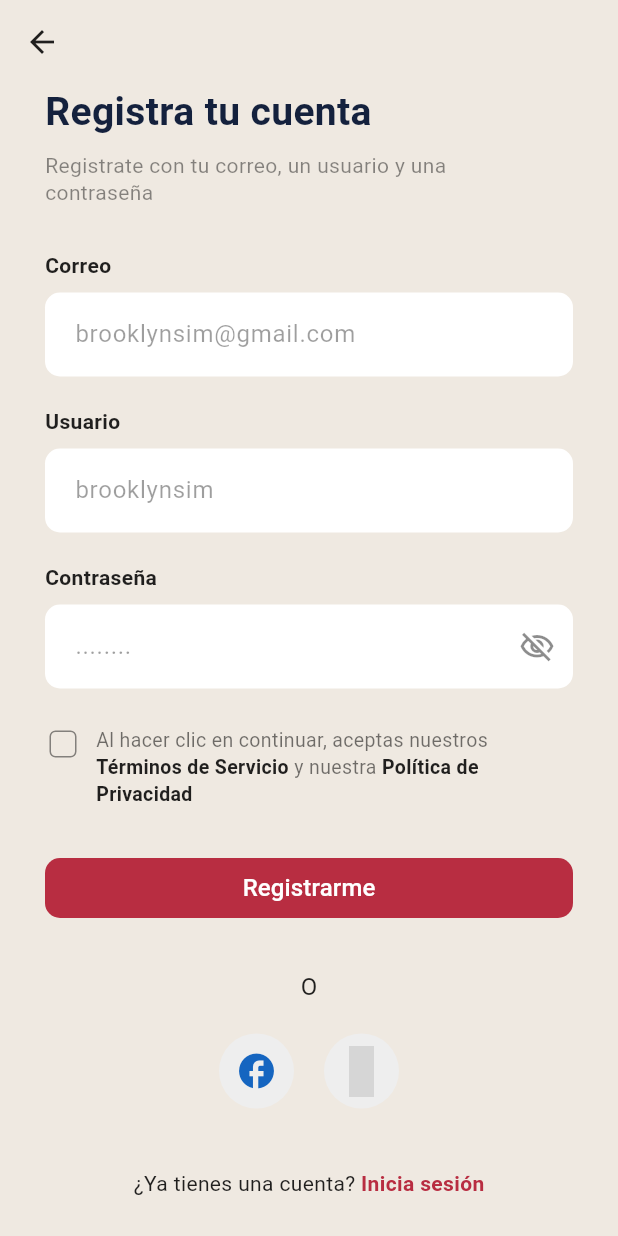
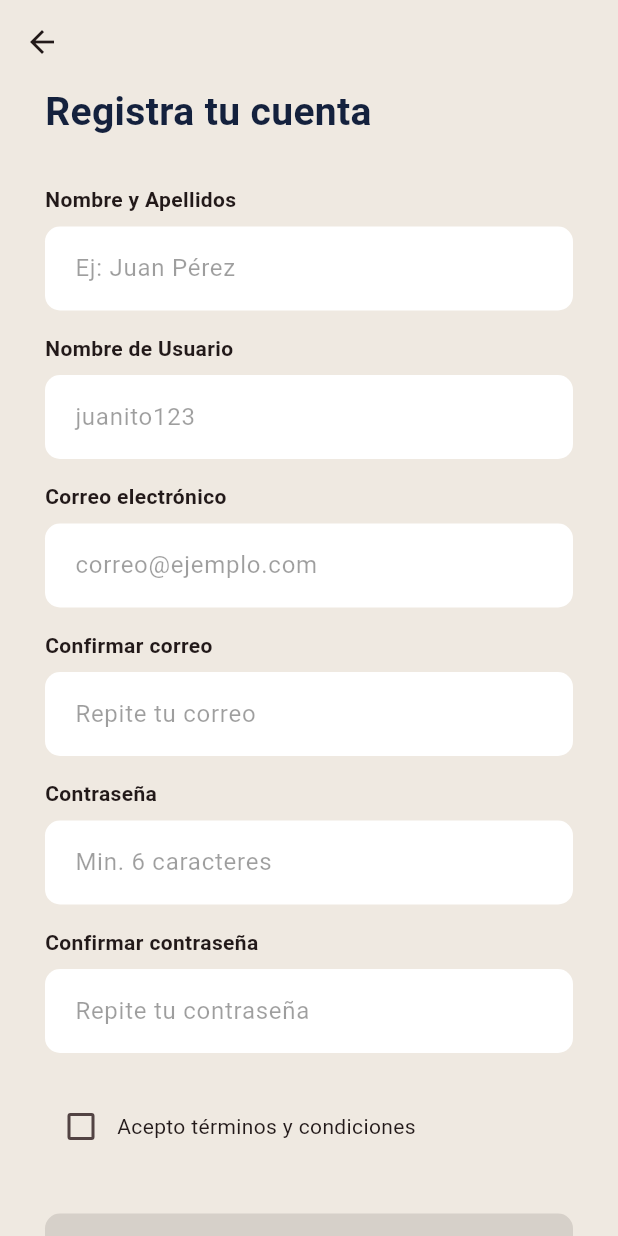
Before and after one commit to carlota06mcg/ProyectoIntermodular, a Flutter app: the SignUpScreen screen opened directly, on a phone screen of 412 x 824 dp. Run offline on Flutter 3.47's test engine with Material 3 defaults, Android fonts, the phone set to English and light mode, and no system bars; our stand-ins replace supabase_flutter; accounts and stored records are empty; grey boxes are pictures that could not be loaded.

Commit message:
Log_in/Sign_up funcionales
-Registro de usuarios con la base de datos,
-Manejo de error por nombre_Usuario duplicado o correo también

```diff
--- a/roomiefind/lib/screens/Shared/sign_up.dart
+++ b/roomiefind/lib/screens/Shared/sign_up.dart
@@ -1,5 +1,7 @@
 import 'package:flutter/material.dart';
-//import 'package:roomiefind/widgets/widgets.dart';
+import 'package:provider/provider.dart';
+import 'package:roomiefind/viewmodels/auth_viewmodel.dart';
+import 'role_selection.dart';
 
 class SignUpScreen extends StatefulWidget {
   const SignUpScreen({super.key});
@@ -10,253 +12,159 @@ class SignUpScreen extends StatefulWidget {
 
 class _SignUpScreenState extends State<SignUpScreen> {
   bool _acceptedTerms = false;
+  final _formKey = GlobalKey<FormState>(); // Para validar todo el formulario a la vez
+
+  // 1. Controladores para todos los campos
+  final TextEditingController _nameController = TextEditingController();
+  final TextEditingController _userController = TextEditingController();
+  final TextEditingController _emailController = TextEditingController();
+  final TextEditingController _confirmEmailController = TextEditingController();
+  final TextEditingController _passController = TextEditingController();
+  final TextEditingController _confirmPassController = TextEditingController();
+
+  @override
+  void dispose() {
+    _nameController.dispose();
+    _userController.dispose();
+    _emailController.dispose();
+    _confirmEmailController.dispose();
+    _passController.dispose();
+    _confirmPassController.dispose();
+    super.dispose();
+  }
 
   @override
   Widget build(BuildContext context) {
-    // Accedemos a los colores de tu tema mediante el context como en LoginScreen
     final colors = Theme.of(context).colorScheme;
+    final authViewModel = Provider.of<AuthViewModel>(context);
 
     return Scaffold(
-      backgroundColor: colors.secondary, // Beige
-      appBar: AppBar(
-        backgroundColor: Colors.transparent,
-        elevation: 0,
-        leading: IconButton(
-          icon: const Icon(Icons.arrow_back, color: Colors.black87),
-          onPressed: () => Navigator.pop(context),
-        ),
-      ),
+      backgroundColor: colors.secondary,
+      appBar: AppBar(backgroundColor: Colors.transparent, elevation: 0),
       body: SingleChildScrollView(
         padding: const EdgeInsets.symmetric(horizontal: 30.0),
+        child: Form( // Envolvemos todo en un Form
+          key: _formKey,
           child: Column(
             crossAxisAlignment: CrossAxisAlignment.start,
             children: [
-            // Título
-            Text(
-              'Registra tu cuenta',
-              style: TextStyle(
-                color: colors.primary,
-                fontSize: 26,
-                fontWeight: FontWeight.bold,
-              ),
-            ),
-            const SizedBox(height: 8),
-
-            // Subtítulo
-            const Text(
-              'Registrate con tu correo, un usuario y una\ncontraseña',
-              style: TextStyle(
-                color: Colors.black45, // Color grisáceo
-                fontSize: 14,
-                height: 1.3,
-              ),
-            ),
+              Text('Registra tu cuenta', style: TextStyle(color: colors.primary, fontSize: 26, fontWeight: FontWeight.bold)),
               const SizedBox(height: 30),
 
-            // Label Correo
-            const Text(
-              'Correo',
-              style: TextStyle(
-                fontWeight: FontWeight.bold,
-                color: Colors.black87,
-                fontSize: 14,
+              // Nombre y Apellidos
+              _buildLabel('Nombre y Apellidos'),
+              TextFormField(
+                controller: _nameController,
+                decoration: const InputDecoration(hintText: 'Ej: Juan Pérez'),
+                validator: (value) => value!.isEmpty ? 'Introduce tu nombre' : null,
               ),
+              const SizedBox(height: 15),
+
+              // Nombre de Usuario
+              _buildLabel('Nombre de Usuario'),
+              TextFormField(
+                controller: _userController,
+                decoration: const InputDecoration(hintText: 'juanito123'),
+                validator: (value) => value!.isEmpty ? 'Introduce un usuario' : null,
               ),
-            const SizedBox(height: 8),
-            const TextField(
-              decoration: InputDecoration(hintText: 'brooklynsim@gmail.com'),
+              const SizedBox(height: 15),
+
+              // Correo
+              _buildLabel('Correo electrónico'),
+              TextFormField(
+                controller: _emailController,
+                keyboardType: TextInputType.emailAddress,
+                decoration: const InputDecoration(hintText: 'correo@ejemplo.com'),
+                validator: (value) => !value!.contains('@') ? 'Email inválido' : null,
               ),
-            const SizedBox(height: 20),
+              const SizedBox(height: 15),
 
-            // Label Usuario
-            const Text(
-              'Usuario',
-              style: TextStyle(
-                fontWeight: FontWeight.bold,
-                color: Colors.black87,
-                fontSize: 14,
+              // Confirmar Correo
+              _buildLabel('Confirmar correo'),
+              TextFormField(
+                controller: _confirmEmailController,
+                decoration: const InputDecoration(hintText: 'Repite tu correo'),
+                validator: (value) => value != _emailController.text ? 'Los correos no coinciden' : null,
               ),
+              const SizedBox(height: 15),
+
+              // Contraseña
+              _buildLabel('Contraseña'),
+              TextFormField(
+                controller: _passController,
+                obscureText: true,
+                decoration: const InputDecoration(hintText: 'Min. 6 caracteres'),
+                validator: (value) => value!.length < 6 ? 'Mínimo 6 caracteres' : null,
               ),
-            const SizedBox(height: 8),
-            const TextField(
-              decoration: InputDecoration(hintText: 'brooklynsim'),
-            ),
-            const SizedBox(height: 20),
+              const SizedBox(height: 15),
 
-            // Label Contraseña
-            const Text(
-              'Contraseña',
-              style: TextStyle(
-                fontWeight: FontWeight.bold,
-                color: Colors.black87,
-                fontSize: 14,
-              ),
-            ),
-            const SizedBox(height: 8),
-            const TextField(
+              // Confirmar Contraseña
+              _buildLabel('Confirmar contraseña'),
+              TextFormField(
+                controller: _confirmPassController,
                 obscureText: true,
-              decoration: InputDecoration(
-                hintText: '........',
-                suffixIcon: Icon(
-                  Icons.visibility_off_outlined,
-                  color: Colors.black45,
-                ),
-              ),
+                decoration: const InputDecoration(hintText: 'Repite tu contraseña'),
+                validator: (value) => value != _passController.text ? 'Las contraseñas no coinciden' : null,
               ),
               const SizedBox(height: 25),
 
-            // Checkbox Términos y Condiciones
+              // Checkbox Términos
               Row(
-              crossAxisAlignment: CrossAxisAlignment.start,
                 children: [
-                SizedBox(
-                  height: 24,
-                  width: 24,
-                  child: Checkbox(
+                  Checkbox(
                     value: _acceptedTerms,
-                    activeColor: const Color(
-                      0xFFB82D41,
-                    ), // Color de relleno similar al botón rojo
-                    shape: RoundedRectangleBorder(
-                      borderRadius: BorderRadius.circular(4),
+                    onChanged: (v) => setState(() => _acceptedTerms = v!),
                   ),
-                    side: const BorderSide(color: Colors.black45),
-                    onChanged: (value) {
-                      setState(() {
-                        _acceptedTerms = value ?? false;
-                      });
-                    },
-                  ),
-                ),
-                const SizedBox(width: 10),
-                const Expanded(
-                  child: Text.rich(
-                    TextSpan(
-                      style: TextStyle(
-                        color: Colors.black54,
-                        fontSize: 13,
-                        height: 1.4,
-                      ),
-                      children: [
-                        TextSpan(
-                          text: 'Al hacer clic en continuar, aceptas nuestros ',
-                        ),
-                        TextSpan(
-                          text: 'Términos de Servicio',
-                          style: TextStyle(
-                            fontWeight: FontWeight.bold,
-                            color: Colors.black87,
-                          ),
-                        ),
-                        TextSpan(text: ' y nuestra '),
-                        TextSpan(
-                          text: 'Política de Privacidad',
-                          style: TextStyle(
-                            fontWeight: FontWeight.bold,
-                            color: Colors.black87,
-                          ),
-                        ),
-                      ],
-                    ),
-                  ),
-                ),
+                  const Expanded(child: Text("Acepto términos y condiciones")),
                 ],
               ),
               const SizedBox(height: 30),
 
-            // Botón Registrarme (Toma automáticamente el estilo de elevatedButtonTheme)
+              // Botón Registrarme
               SizedBox(
                 width: double.infinity,
                 child: ElevatedButton(
-                onPressed: () {},
-                child: const Text(
-                  'Registrarme',
-                  style: TextStyle(fontSize: 16),
+                  onPressed: (authViewModel.isLoading || !_acceptedTerms)
+                      ? null
+                      : () async {
+                          // 2. Ejecutar validaciones locales antes de ir a Supabase
+                          if (_formKey.currentState!.validate()) {
+                            final success = await authViewModel.register(
+                              email: _emailController.text.trim(),
+                              password: _passController.text.trim(),
+                              fullName: _nameController.text.trim(),
+                              username: _userController.text.trim(),
+                            );
+
+                            if (success && mounted) {
+                              Navigator.pushReplacement(context, MaterialPageRoute(builder: (_) => const RoleSelectionScreen()));
+                            } else if (!success) {
+                              ScaffoldMessenger.of(context).showSnackBar(
+                                SnackBar(
+                                  content: Text(authViewModel.errorMessage ?? 'Error'),
+                                  backgroundColor: Colors.red,
                                 ),
-              ),
-            ),
-
-            const SizedBox(height: 30),
-
-            // Divider "O"
-            const Center(
-              child: Text(
-                'O',
-                style: TextStyle(fontSize: 16, color: Colors.black87),
-              ),
-            ),
-            const SizedBox(height: 20),
-
-            // Botones sociales redondos
-            Row(
-              mainAxisAlignment: MainAxisAlignment.center,
-              children: [
-                _buildSocialRoundIcon(
-                  child: Icon(
-                    Icons.facebook,
-                    color: Colors.blue[800],
-                    size: 28,
-                  ),
-                ),
-                const SizedBox(width: 20),
-                _buildSocialRoundIcon(
-                  // Intenta cargar la imagen en assets sino renderiza una 'G' clásica
-                  child: Image.asset(
-                    'lib/photos/google_icon.png',
-                    height: 22,
-                    errorBuilder: (context, error, stackTrace) => Text(
-                      'G',
-                      style: TextStyle(
-                        color: Colors.red[600],
-                        fontSize: 24,
-                        fontWeight: FontWeight.bold,
-                      ),
-                    ),
-                  ),
-                ),
-              ],
-            ),
-            const SizedBox(height: 40),
-
-            // Footer / Redirección Inicia Sesión
-            Center(
-              child: GestureDetector(
-                onTap: () {
-                  Navigator.pop(context); // Vuelve a la pantalla de Login
+                              );
+                            }
+                          }
                         },
-                child: const Text.rich(
-                  TextSpan(
-                    style: TextStyle(color: Colors.black87, fontSize: 14),
-                    children: [
-                      TextSpan(text: '¿Ya tienes una cuenta? '),
-                      TextSpan(
-                        text: 'Inicia sesión',
-                        style: TextStyle(
-                          color: Color(0xFFB82D41), // Resaltado en rojo
-                          fontWeight: FontWeight.w600,
-                        ),
-                      ),
-                    ],
-                  ),
-                ),
+                  child: authViewModel.isLoading
+                      ? const CircularProgressIndicator(color: Colors.white)
+                      : const Text('Registrarme'),
                 ),
               ),
               const SizedBox(height: 40),
             ],
           ),
         ),
+      ),
     );
   }
 
-  Widget _buildSocialRoundIcon({required Widget child}) {
-    return Container(
-      width: 50,
-      height: 50,
-      decoration: BoxDecoration(
-        color: Colors.grey[200], // Fondo claro como el diseño
-        shape: BoxShape.circle,
-      ),
-      child: Center(child: child),
+  Widget _buildLabel(String text) {
+    return Padding(
+      padding: const EdgeInsets.only(bottom: 8.0),
+      child: Text(text, style: const TextStyle(fontWeight: FontWeight.bold, fontSize: 14)),
     );
   }
 }
--- a/roomiefind/pubspec.yaml
+++ b/roomiefind/pubspec.yaml
@@ -35,6 +35,7 @@ dependencies:
   # Use with the CupertinoIcons class for iOS style icons.
   cupertino_icons: ^1.0.8
   supabase_flutter: ^2.12.4
+  provider: ^6.1.5+1
 
 dev_dependencies:
   flutter_test:
```
Also changed, not shown: roomiefind/lib/main.dart (+23 -10 lines), roomiefind/lib/screens/Shared/log_In.dart (+86 -26 lines), roomiefind/lib/services/supabase_service.dart (+56 -0 lines), roomiefind/lib/viewmodels/auth_viewmodel.dart (+88 -0 lines), roomiefind/pubspec.lock. Lines whose indentation alone changed are shown as unchanged.
